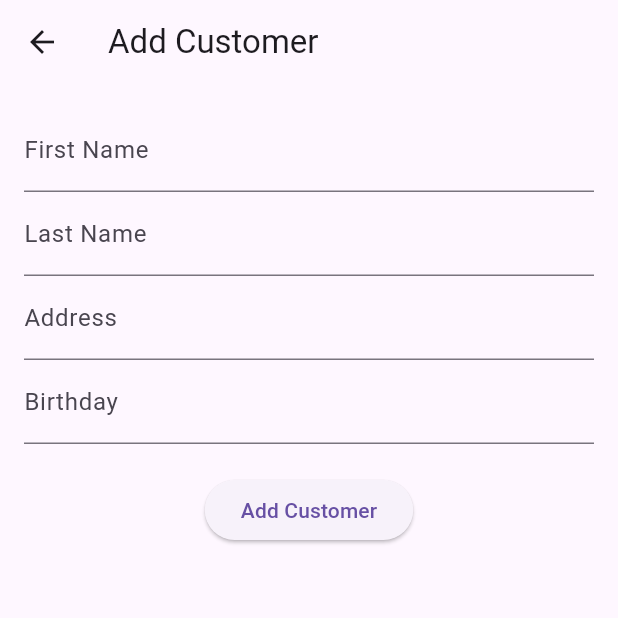
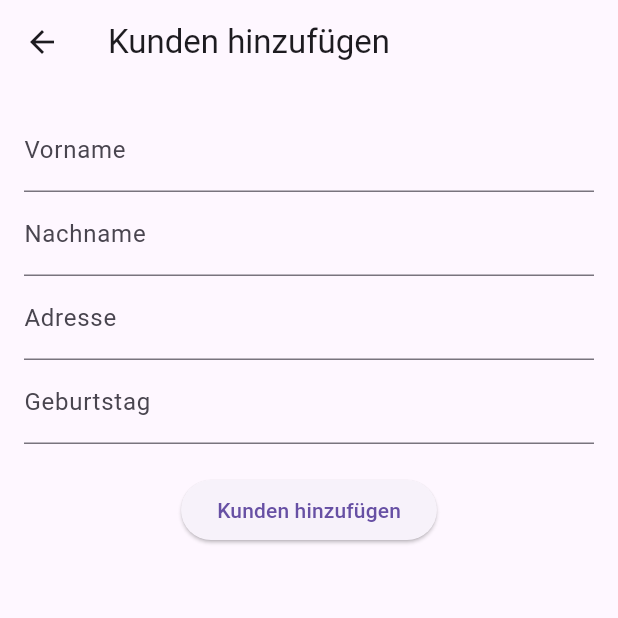
Before and after one commit to jo-walker/flutter_final_project, a Flutter app: the AddCustomerPage screen opened directly, on a phone screen of 412 x 824 dp, the top half of it. Run offline on Flutter 3.47's test engine with Material 3 defaults, Android fonts, the phone set to English and light mode, and no system bars; our stand-ins replace floor, sqflite; accounts and stored records are empty; generated files the repository leaves out were written again.

Commit message:
functionalities and localizations are done

```diff
--- /dev/null
+++ b/assets/translations/de.json
@@ -0,0 +1,18 @@
+{
+  "main_page": "Hauptseite",
+  "customer_list": "Kundenliste",
+  "add_customer": "Kunden hinzufügen",
+  "edit_customer": "Kunden bearbeiten",
+  "first_name": "Vorname",
+  "last_name": "Nachname",
+  "address": "Adresse",
+  "birthday": "Geburtstag",
+  "enter_first_name": "Bitte Vornamen eingeben",
+  "enter_last_name": "Bitte Nachnamen eingeben",
+  "enter_address": "Bitte Adresse eingeben",
+  "enter_birthday": "Bitte Geburtstag eingeben",
+  "update_customer": "Kunden aktualisieren",
+  "customer_details": "Kundendetails",
+  "delete": "Löschen",
+  "edit": "Bearbeiten"
+}
--- a/l10n.yaml
+++ /dev/null
@@ -1,3 +0,0 @@
-arb-dir: lib/l10n
-template-arb-file: intl_en.arb
-output-localization-file: l10n.dart
--- /dev/null
+++ b/lib/AppLocalizations.dart
@@ -0,0 +1,51 @@
+import 'dart:convert';
+import 'package:flutter/material.dart';
+import 'package:flutter/services.dart';
+
+class AppLocalizations {
+  AppLocalizations(this.locale);
+
+  final Locale locale;
+  late Map<String, String> _localizedStrings;
+
+  static AppLocalizations? of(BuildContext context) {
+    return Localizations.of<AppLocalizations>(context, AppLocalizations);
+  }
+
+  static const LocalizationsDelegate<AppLocalizations> delegate =
+  _AppLocalizationsDelegate();
+
+  Future<void> load() async {
+    String jsonString =
+    await rootBundle.loadString('assets/translations/${locale.languageCode}.json');
+    print('Loaded JSON: $jsonString'); // Debug print to ensure the JSON is loaded
+    Map<String, dynamic> jsonMap = json.decode(jsonString);
+
+    _localizedStrings = jsonMap.map((key, value) {
+      return MapEntry(key, value.toString());
+    });
+  }
+
+  String? translate(String key) {
+    return _localizedStrings[key];
+  }
+}
+
+class _AppLocalizationsDelegate extends LocalizationsDelegate<AppLocalizations> {
+  const _AppLocalizationsDelegate();
+
+  @override
+  bool isSupported(Locale locale) {
+    return ['en', 'de'].contains(locale.languageCode);
+  }
+
+  @override
+  Future<AppLocalizations> load(Locale locale) async {
+    AppLocalizations localizations = AppLocalizations(locale);
+    await localizations.load();
+    return localizations;
+  }
+
+  @override
+  bool shouldReload(covariant LocalizationsDelegate<AppLocalizations> old) => false;
+}
--- a/lib/l10n/intl_en.arb
+++ /dev/null
@@ -1,14 +0,0 @@
-{
-  "@@locale": "en",
-  "title": "Customer List Page",
-  "addCustomer": "Add Customer",
-  "firstName": "First Name",
-  "lastName": "Last Name",
-  "address": "Address",
-  "birthday": "Birthday",
-  "update": "Update",
-  "delete": "Delete",
-  "copyFromLastCustomer": "Copy from last customer",
-  "instructions": "Instructions on how to use the Customer List Page.",
-  "close": "Close"
-}
--- a/lib/l10n/intl_en_GB.arb
+++ /dev/null
@@ -1,14 +0,0 @@
-{
-  "@@locale": "en_GB",
-  "title": "Customer List Page",
-  "addCustomer": "Add Customer",
-  "firstName": "First Name",
-  "lastName": "Last Name",
-  "address": "Address",
-  "birthday": "Birthday",
-  "update": "Update",
-  "delete": "Delete",
-  "copyFromLastCustomer": "Copy from last customer",
-  "instructions": "Instructions on how to use the Customer List Page.",
-  "close": "Close"
-}
--- a/lib/pages/add_customer_page.dart
+++ b/lib/pages/add_customer_page.dart
@@ -1,5 +1,6 @@
 import 'package:flutter/material.dart';
 import 'package:provider/provider.dart';
+import '../AppLocalizations.dart';
 import '../models/customer.dart';
 import '../providers/customer_provider.dart';
 
@@ -16,7 +17,7 @@ class AddCustomerPage extends StatelessWidget {
 
     return Scaffold(
       appBar: AppBar(
-        title: Text('Add Customer'),
+        title: Text(AppLocalizations.of(context)!.translate('add_customer') ?? 'Add Customer'),
       ),
       body: Padding(
         padding: const EdgeInsets.all(16.0),
@@ -26,40 +27,47 @@ class AddCustomerPage extends StatelessWidget {
             children: [
               TextFormField(
                 controller: _firstNameController,
-                decoration: InputDecoration(labelText: 'First Name'),
-                validator: (value) {
+                decoration: InputDecoration(
+                  labelText: AppLocalizations.of(context)!.translate('first_name') ?? 'First Name',
+                ),                validator: (value) {
                   if (value == null || value.isEmpty) {
-                    return 'Please enter first name';
+                    return AppLocalizations.of(context)!.translate('enter_first_name') ?? 'Please enter first name';
                   }
                   return null;
                 },
               ),
               TextFormField(
                 controller: _lastNameController,
-                decoration: InputDecoration(labelText: 'Last Name'),
+                decoration: InputDecoration(
+                  labelText: AppLocalizations.of(context)!.translate('last_name') ?? 'Last Name',
+                ),
                 validator: (value) {
                   if (value == null || value.isEmpty) {
-                    return 'Please enter last name';
+                    return AppLocalizations.of(context)!.translate('enter_last_name') ?? 'Please enter last name';
                   }
                   return null;
                 },
               ),
               TextFormField(
                 controller: _addressController,
-                decoration: InputDecoration(labelText: 'Address'),
+                decoration: InputDecoration(
+                  labelText: AppLocalizations.of(context)!.translate('address') ?? 'Address',
+                ),
                 validator: (value) {
                   if (value == null || value.isEmpty) {
-                    return 'Please enter address';
+                    return AppLocalizations.of(context)!.translate('enter_address') ?? 'Please enter address';
                   }
                   return null;
                 },
               ),
               TextFormField(
                 controller: _birthdayController,
-                decoration: InputDecoration(labelText: 'Birthday'),
+                decoration: InputDecoration(
+                  labelText: AppLocalizations.of(context)!.translate('birthday') ?? 'Birthday',
+                ),
                 validator: (value) {
                   if (value == null || value.isEmpty) {
-                    return 'Please enter birthday';
+                    return AppLocalizations.of(context)!.translate('enter_birthday') ?? 'Please enter birthday';
                   }
                   return null;
                 },
@@ -79,7 +87,7 @@ class AddCustomerPage extends StatelessWidget {
                     Navigator.pop(context);
                   }
                 },
-                child: Text('Add Customer'),
+                child: Text(AppLocalizations.of(context)!.translate('add_customer') ?? 'Add Customer'),
               ),
             ],
           ),
--- a/lib/pages/customer_page.dart
+++ b/lib/pages/customer_page.dart
@@ -1,5 +1,6 @@
 import 'package:flutter/material.dart';
 import 'package:provider/provider.dart';
+import '../AppLocalizations.dart';
 import '../models/customer.dart';
 import '../providers/customer_provider.dart';
 import 'add_customer_page.dart';
@@ -12,7 +13,7 @@ class CustomerListPage extends StatelessWidget {
 
     return Scaffold(
       appBar: AppBar(
-        title: Text('Customer List'),
+        title: Text(AppLocalizations.of(context)!.translate('customer_list') ?? 'Customer List'), // ?? is null check operator (if null, do this)
       ),
       body: Column(
         children: [
@@ -45,7 +46,7 @@ class CustomerListPage extends StatelessWidget {
                   MaterialPageRoute(builder: (context) => AddCustomerPage()),
                 );
               },
-              child: Text('Add Customer'),
+              child: Text(AppLocalizations.of(context)!.translate('add_customer') ?? 'Add Customer'),
             ),
           ),
         ],
@@ -65,10 +66,10 @@ class CustomerDetailPage extends StatelessWidget {
 
     return Scaffold(
       appBar: AppBar(
-        title: Text('Customer Details'),
+        title: Text(AppLocalizations.of(context)!.translate('customer_details') ?? 'Customer Details'),
         actions: [
           IconButton(
-            icon: Icon(Icons.delete),
+          icon: Icon(Icons.delete),
             onPressed: () {
               customerProvider.deleteCustomer(customer.id!); //means this field is non-nullable
               Navigator.pop(context);
@@ -81,10 +82,10 @@ class CustomerDetailPage extends StatelessWidget {
         child: Column(
           crossAxisAlignment: CrossAxisAlignment.start,
           children: [
-            Text('First Name: ${customer.firstName}'),
-            Text('Last Name: ${customer.lastName}'),
-            Text('Address: ${customer.address}'),
-            Text('Birthday: ${customer.birthday}'),
+            Text('${AppLocalizations.of(context)!.translate('first_name') ?? 'First Name'}: ${customer.firstName}'),
+            Text('${AppLocalizations.of(context)!.translate('last_name') ?? 'Last Name'}: ${customer.lastName}'),
+            Text('${AppLocalizations.of(context)!.translate('address') ?? 'Address'}: ${customer.address}'),
+            Text('${AppLocalizations.of(context)!.translate('birthday') ?? 'Birthday'}: ${customer.birthday}'),
             SizedBox(height: 20),
             ElevatedButton(
               onPressed: () {
@@ -95,7 +96,7 @@ class CustomerDetailPage extends StatelessWidget {
                   ),
                 );
               },
-              child: Text('Edit Customer'),
+              child: Text(AppLocalizations.of(context)!.translate('edit') ?? 'Edit'),
             ),
           ],
         ),
--- a/lib/pages/edit_customer_page.dart
+++ b/lib/pages/edit_customer_page.dart
@@ -1,5 +1,6 @@
 import 'package:flutter/material.dart';
 import 'package:provider/provider.dart';
+import '../AppLocalizations.dart';
 import '../models/customer.dart';
 import '../providers/customer_provider.dart';
 
@@ -24,7 +25,7 @@ class EditCustomerPage extends StatelessWidget {
 
     return Scaffold(
       appBar: AppBar(
-        title: Text('Edit Customer'),
+        title: Text(AppLocalizations.of(context)!.translate('edit_customer') ?? 'Edit Customer'),
       ),
       body: Padding(
         padding: const EdgeInsets.all(16.0),
@@ -34,40 +35,40 @@ class EditCustomerPage extends StatelessWidget {
             children: [
               TextFormField(
                 controller: _firstNameController,
-                decoration: InputDecoration(labelText: 'First Name'),
+                decoration: InputDecoration(labelText: AppLocalizations.of(context)!.translate('first_name') ?? 'First Name'),
                 validator: (value) {
                   if (value == null || value.isEmpty) {
-                    return 'Please enter first name';
+                    return AppLocalizations.of(context)!.translate('enter_first_name') ?? 'Please enter first name';
                   }
                   return null;
                 },
               ),
               TextFormField(
                 controller: _lastNameController,
-                decoration: InputDecoration(labelText: 'Last Name'),
+                decoration: InputDecoration(labelText: AppLocalizations.of(context)!.translate('last_name') ?? 'Last Name'),
                 validator: (value) {
                   if (value == null || value.isEmpty) {
-                    return 'Please enter last name';
+                    return AppLocalizations.of(context)!.translate('enter_last_name') ?? 'Please enter last name';
                   }
                   return null;
                 },
               ),
               TextFormField(
                 controller: _addressController,
-                decoration: InputDecoration(labelText: 'Address'),
+                decoration: InputDecoration(labelText: AppLocalizations.of(context)!.translate('address') ?? 'Address'),
                 validator: (value) {
                   if (value == null || value.isEmpty) {
-                    return 'Please enter address';
+                    return AppLocalizations.of(context)!.translate('enter_address') ?? 'Please enter address';
                   }
                   return null;
                 },
               ),
               TextFormField(
                 controller: _birthdayController,
-                decoration: InputDecoration(labelText: 'Birthday'),
+                decoration: InputDecoration(labelText: AppLocalizations.of(context)!.translate('birthday') ?? 'Birthday'),
                 validator: (value) {
                   if (value == null || value.isEmpty) {
-                    return 'Please enter birthday';
+                    return AppLocalizations.of(context)!.translate('enter_birthday') ?? 'Please enter birthday';
                   }
                   return null;
                 },
@@ -87,7 +88,7 @@ class EditCustomerPage extends StatelessWidget {
                     Navigator.pop(context);
                   }
                 },
-                child: Text('Update Customer'),
+                child: Text(AppLocalizations.of(context)!.translate('update_customer') ?? 'Update Customer')
               ),
             ],
           ),
```
Also changed, not shown: assets/translations/en.json (added, +18 -0 lines), lib/main.dart (+77 -8 lines), pubspec.yaml (+6 -1 lines), pubspec.lock.
